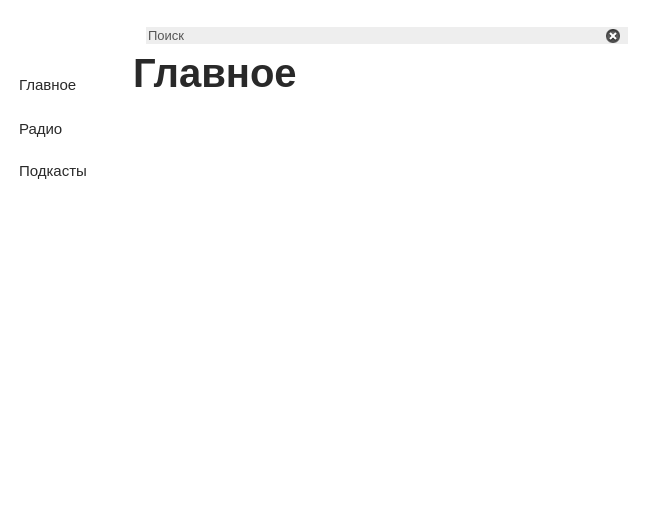
Before: the Qt Designer form Ui/Landing.ui in KirMozor/Yamux, drawn with Qt 5.
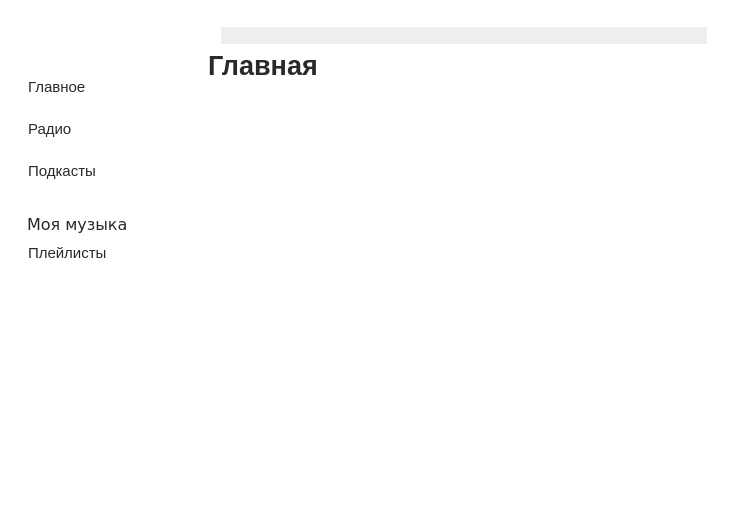
After: the same form once the commit is applied. Icons and pictures are not drawn.

Diff of the .ui file:
```diff
--- a/Ui/Landing.ui
+++ b/Ui/Landing.ui
@@ -6,7 +6,7 @@
    <rect>
     <x>0</x>
     <y>0</y>
-    <width>655</width>
+    <width>734</width>
     <height>516</height>
    </rect>
   </property>
@@ -23,12 +23,17 @@
    <property name="styleSheet">
     <string notr="true">color:#ffffff</string>
    </property>
-   <layout class="QVBoxLayout" name="verticalLayout_2">
-    <item>
-     <widget class="QWidget" name="widget" native="true">
       <layout class="QGridLayout" name="gridLayout_2">
-       <item row="3" column="0">
-        <widget class="QPushButton" name="pushButton_3">
+    <item row="0" column="0">
+     <widget class="QWidget" name="widget" native="true">
+      <layout class="QGridLayout" name="gridLayout_5">
+       <item row="0" column="0">
+        <widget class="QWidget" name="widget_3" native="true">
+         <layout class="QGridLayout" name="gridLayout_4">
+          <item row="0" column="0">
+           <layout class="QVBoxLayout" name="verticalLayout_2">
+            <item>
+             <widget class="QPushButton" name="hide_bar_menu_button">
          <property name="minimumSize">
           <size>
            <width>100</width>
@@ -43,16 +48,14 @@
          </property>
          <property name="font">
           <font>
-           <family>System-ui</family>
-           <pointsize>11</pointsize>
+                <pointsize>12</pointsize>
           </font>
          </property>
          <property name="styleSheet">
-          <string notr="true">color:#292929;
-text-align:left;</string>
+               <string notr="true">text-align:left</string>
          </property>
          <property name="text">
-          <string>Подкасты</string>
+               <string/>
          </property>
          <property name="icon">
           <iconset>
@@ -69,8 +72,8 @@
          </property>
         </widget>
        </item>
-       <item row="1" column="0">
-        <widget class="QPushButton" name="pushButton">
+            <item>
+             <widget class="QPushButton" name="main_page_select_button">
          <property name="enabled">
           <bool>true</bool>
          </property>
@@ -114,10 +117,324 @@
          </property>
         </widget>
        </item>
-       <item row="0" column="1" rowspan="2">
+            <item>
+             <widget class="QPushButton" name="radio_page_select_button">
+              <property name="minimumSize">
+               <size>
+                <width>100</width>
+                <height>36</height>
+               </size>
+              </property>
+              <property name="font">
+               <font>
+                <family>System-ui</family>
+                <pointsize>11</pointsize>
+               </font>
+              </property>
+              <property name="layoutDirection">
+               <enum>Qt::LeftToRight</enum>
+              </property>
+              <property name="styleSheet">
+               <string notr="true">color:#292929;
+text-align:left</string>
+              </property>
+              <property name="text">
+               <string>Радио</string>
+              </property>
+              <property name="icon">
+               <iconset>
+                <normaloff>../Assets/Icons/32x32/icons8-radio-tower-32.png</normaloff>../Assets/Icons/32x32/icons8-radio-tower-32.png</iconset>
+              </property>
+              <property name="iconSize">
+               <size>
+                <width>24</width>
+                <height>24</height>
+               </size>
+              </property>
+              <property name="flat">
+               <bool>true</bool>
+              </property>
+             </widget>
+            </item>
+            <item>
+             <widget class="QPushButton" name="podcasts_page_select_button">
+              <property name="minimumSize">
+               <size>
+                <width>100</width>
+                <height>36</height>
+               </size>
+              </property>
+              <property name="maximumSize">
+               <size>
+                <width>16777215</width>
+                <height>16777215</height>
+               </size>
+              </property>
+              <property name="font">
+               <font>
+                <family>System-ui</family>
+                <pointsize>11</pointsize>
+               </font>
+              </property>
+              <property name="styleSheet">
+               <string notr="true">color:#292929;
+text-align:left;</string>
+              </property>
+              <property name="text">
+               <string>Подкасты</string>
+              </property>
+              <property name="icon">
+               <iconset>
+                <normaloff>../Assets/Icons/32x32/icons8-podcasts-32.png</normaloff>../Assets/Icons/32x32/icons8-podcasts-32.png</iconset>
+              </property>
+              <property name="iconSize">
+               <size>
+                <width>24</width>
+                <height>24</height>
+               </size>
+              </property>
+              <property name="flat">
+               <bool>true</bool>
+              </property>
+             </widget>
+            </item>
+            <item>
+             <widget class="QLabel" name="label_4">
+              <property name="text">
+               <string>TextLabel</string>
+              </property>
+             </widget>
+            </item>
+            <item>
+             <widget class="QLabel" name="label_3">
+              <property name="font">
+               <font>
+                <family>DejaVu Sans</family>
+                <pointsize>12</pointsize>
+                <weight>50</weight>
+                <bold>false</bold>
+               </font>
+              </property>
+              <property name="styleSheet">
+               <string notr="true">color:#292929</string>
+              </property>
+              <property name="text">
+               <string>Моя музыка</string>
+              </property>
+             </widget>
+            </item>
+            <item>
+             <widget class="QPushButton" name="select_playlist_button">
+              <property name="font">
+               <font>
+                <family>System-ui</family>
+                <pointsize>11</pointsize>
+               </font>
+              </property>
+              <property name="styleSheet">
+               <string notr="true">color:#292929;
+text-align:left;</string>
+              </property>
+              <property name="text">
+               <string>Плейлисты</string>
+              </property>
+              <property name="icon">
+               <iconset>
+                <normaloff>../Assets/Icons/32x32/icons8-music-library-32.png</normaloff>../Assets/Icons/32x32/icons8-music-library-32.png</iconset>
+              </property>
+              <property name="iconSize">
+               <size>
+                <width>24</width>
+                <height>24</height>
+               </size>
+              </property>
+              <property name="flat">
+               <bool>true</bool>
+              </property>
+             </widget>
+            </item>
+            <item>
+             <spacer name="verticalSpacer">
+              <property name="orientation">
+               <enum>Qt::Vertical</enum>
+              </property>
+              <property name="sizeHint" stdset="0">
+               <size>
+                <width>20</width>
+                <height>40</height>
+               </size>
+              </property>
+             </spacer>
+            </item>
+           </layout>
+          </item>
+         </layout>
+        </widget>
+       </item>
+       <item row="0" column="1">
+        <widget class="QWidget" name="widget_4" native="true">
+         <property name="sizePolicy">
+          <sizepolicy hsizetype="Minimum" vsizetype="Minimum">
+           <horstretch>0</horstretch>
+           <verstretch>0</verstretch>
+          </sizepolicy>
+         </property>
+         <property name="maximumSize">
+          <size>
+           <width>50</width>
+           <height>16777215</height>
+          </size>
+         </property>
+         <layout class="QGridLayout" name="gridLayout_3">
+          <item row="0" column="0">
+           <layout class="QVBoxLayout" name="verticalLayout_3">
+            <item>
+             <widget class="QToolButton" name="hide_bar_menu_button_2">
+              <property name="styleSheet">
+               <string notr="true">border:none;
+padding-top:4px;</string>
+              </property>
+              <property name="text">
+               <string>...</string>
+              </property>
+              <property name="icon">
+               <iconset>
+                <normaloff>../Assets/Icons/32x32/read-more.png</normaloff>../Assets/Icons/32x32/read-more.png</iconset>
+              </property>
+              <property name="iconSize">
+               <size>
+                <width>24</width>
+                <height>24</height>
+               </size>
+              </property>
+             </widget>
+            </item>
+            <item>
+             <widget class="QToolButton" name="main_page_select_button_2">
+              <property name="styleSheet">
+               <string notr="true">border:none;
+padding-top:10px;</string>
+              </property>
+              <property name="text">
+               <string>...</string>
+              </property>
+              <property name="icon">
+               <iconset>
+                <normaloff>../Assets/Icons/32x32/icons8-home-32.png</normaloff>../Assets/Icons/32x32/icons8-home-32.png</iconset>
+              </property>
+              <property name="iconSize">
+               <size>
+                <width>24</width>
+                <height>24</height>
+               </size>
+              </property>
+             </widget>
+            </item>
+            <item>
+             <widget class="QToolButton" name="radio_page_select_button_2">
+              <property name="styleSheet">
+               <string notr="true">border:none;
+padding-top:9px;</string>
+              </property>
+              <property name="text">
+               <string>...</string>
+              </property>
+              <property name="icon">
+               <iconset>
+                <normaloff>../Assets/Icons/32x32/icons8-radio-tower-32.png</normaloff>../Assets/Icons/32x32/icons8-radio-tower-32.png</iconset>
+              </property>
+              <property name="iconSize">
+               <size>
+                <width>24</width>
+                <height>24</height>
+               </size>
+              </property>
+             </widget>
+            </item>
+            <item>
+             <widget class="QToolButton" name="podcasts_page_select_button_2">
+              <property name="styleSheet">
+               <string notr="true">border:none;
+padding-top:9px;
+</string>
+              </property>
+              <property name="text">
+               <string>...</string>
+              </property>
+              <property name="icon">
+               <iconset>
+                <normaloff>../Assets/Icons/32x32/icons8-podcasts-32.png</normaloff>../Assets/Icons/32x32/icons8-podcasts-32.png</iconset>
+              </property>
+              <property name="iconSize">
+               <size>
+                <width>24</width>
+                <height>24</height>
+               </size>
+              </property>
+             </widget>
+            </item>
+            <item>
+             <widget class="QLabel" name="label_6">
+              <property name="text">
+               <string>TextLabel</string>
+              </property>
+             </widget>
+            </item>
+            <item>
+             <widget class="QLabel" name="label_7">
+              <property name="font">
+               <font>
+                <pointsize>12</pointsize>
+               </font>
+              </property>
+              <property name="text">
+               <string/>
+              </property>
+             </widget>
+            </item>
+            <item>
+             <widget class="QToolButton" name="select_playlist_button_2">
+              <property name="styleSheet">
+               <string notr="true">border:none;
+padding-top:5px;</string>
+              </property>
+              <property name="text">
+               <string>...</string>
+              </property>
+              <property name="icon">
+               <iconset>
+                <normaloff>../Assets/Icons/32x32/icons8-music-library-32.png</normaloff>../Assets/Icons/32x32/icons8-music-library-32.png</iconset>
+              </property>
+              <property name="iconSize">
+               <size>
+                <width>24</width>
+                <height>24</height>
+               </size>
+              </property>
+             </widget>
+            </item>
+            <item>
+             <spacer name="verticalSpacer_3">
+              <property name="orientation">
+               <enum>Qt::Vertical</enum>
+              </property>
+              <property name="sizeHint" stdset="0">
+               <size>
+                <width>20</width>
+                <height>40</height>
+               </size>
+              </property>
+             </spacer>
+            </item>
+           </layout>
+          </item>
+         </layout>
+        </widget>
+       </item>
+       <item row="0" column="2">
         <widget class="QWidget" name="widget_2" native="true">
          <layout class="QGridLayout" name="gridLayout">
-          <item row="1" column="0">
+          <item row="0" column="0">
            <layout class="QVBoxLayout" name="verticalLayout">
             <item>
              <layout class="QHBoxLayout" name="horizontalLayout">
@@ -129,6 +446,9 @@
                   <height>24</height>
                  </size>
                 </property>
+                <property name="styleSheet">
+                 <string notr="true"/>
+                </property>
                 <property name="text">
                  <string/>
                 </property>
@@ -144,7 +464,7 @@
                <widget class="QLineEdit" name="lineEdit">
                 <property name="styleSheet">
                  <string notr="true">border:none;
-width: 100%ж;
+width: 100%;
 border-radius: 20px;
 
 background: #EEE;
@@ -153,22 +473,10 @@
 outline: none;</string>
                 </property>
                 <property name="text">
-                 <string>Поиск</string>
+                 <string/>
                 </property>
-                <property name="maxLength">
-                 <number>100</number>
-                </property>
-                <property name="echoMode">
-                 <enum>QLineEdit::Normal</enum>
-                </property>
-                <property name="dragEnabled">
-                 <bool>true</bool>
-                </property>
-                <property name="cursorMoveStyle">
-                 <enum>Qt::LogicalMoveStyle</enum>
-                </property>
-                <property name="clearButtonEnabled">
-                 <bool>true</bool>
+                <property name="placeholderText">
+                 <string/>
                 </property>
                </widget>
               </item>
@@ -178,107 +486,30 @@
              <widget class="QLabel" name="label">
               <property name="font">
                <font>
-                <family>Cantarell</family>
-                <pointsize>30</pointsize>
+                <pointsize>20</pointsize>
                 <weight>75</weight>
                 <bold>true</bold>
                </font>
               </property>
               <property name="styleSheet">
-               <string notr="true">color:#292929;
-text-align:left</string>
+               <string notr="true">color:#292929</string>
               </property>
               <property name="text">
-               <string>Главное</string>
+               <string>Главная</string>
               </property>
              </widget>
             </item>
-           </layout>
-          </item>
-         </layout>
-        </widget>
-       </item>
-       <item row="0" column="0">
-        <widget class="QPushButton" name="pushButton_4">
-         <property name="minimumSize">
-          <size>
-           <width>100</width>
-           <height>36</height>
-          </size>
-         </property>
-         <property name="maximumSize">
-          <size>
-           <width>16777215</width>
-           <height>16777215</height>
-          </size>
-         </property>
-         <property name="font">
-          <font>
-           <pointsize>12</pointsize>
-          </font>
-         </property>
-         <property name="styleSheet">
-          <string notr="true">text-align:left</string>
-         </property>
+            <item>
+             <widget class="QLabel" name="label_5">
          <property name="text">
           <string/>
          </property>
-         <property name="icon">
-          <iconset>
-           <normaloff>../Assets/Icons/32x32/read-more.png</normaloff>../Assets/Icons/32x32/read-more.png</iconset>
-         </property>
-         <property name="iconSize">
-          <size>
-           <width>24</width>
-           <height>24</height>
-          </size>
-         </property>
-         <property name="flat">
-          <bool>true</bool>
-         </property>
-        </widget>
-       </item>
-       <item row="2" column="0">
-        <widget class="QPushButton" name="pushButton_2">
-         <property name="minimumSize">
-          <size>
-           <width>100</width>
-           <height>36</height>
-          </size>
-         </property>
-         <property name="font">
-          <font>
-           <family>System-ui</family>
-           <pointsize>11</pointsize>
-          </font>
-         </property>
-         <property name="layoutDirection">
-          <enum>Qt::LeftToRight</enum>
-         </property>
-         <property name="styleSheet">
-          <string notr="true">color:#292929;
-text-align:left</string>
-         </property>
-         <property name="text">
-          <string>Радио</string>
-         </property>
-         <property name="icon">
-          <iconset>
-           <normaloff>../Assets/Icons/32x32/icons8-radio-tower-32.png</normaloff>../Assets/Icons/32x32/icons8-radio-tower-32.png</iconset>
-         </property>
-         <property name="iconSize">
-          <size>
-           <width>24</width>
-           <height>24</height>
-          </size>
-         </property>
-         <property name="flat">
-          <bool>true</bool>
-         </property>
-        </widget>
-       </item>
-       <item row="4" column="0">
-        <spacer name="verticalSpacer">
+             </widget>
+            </item>
+           </layout>
+          </item>
+          <item row="1" column="0">
+           <spacer name="verticalSpacer_2">
          <property name="orientation">
           <enum>Qt::Vertical</enum>
          </property>
@@ -289,6 +520,9 @@
           </size>
          </property>
         </spacer>
+          </item>
+         </layout>
+        </widget>
        </item>
       </layout>
      </widget>
```
Left out of the diff: 2 changed lines with no effect on the pictures. Lines whose indentation alone changed are shown as unchanged.
